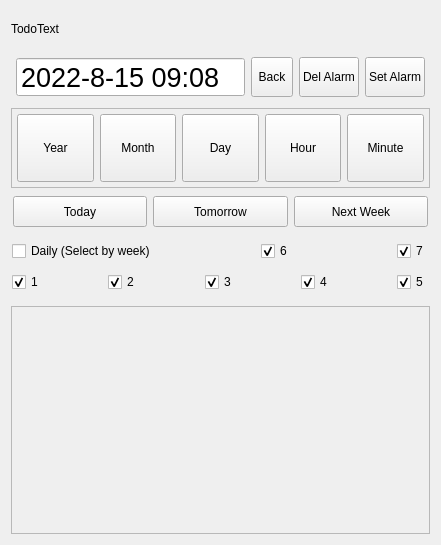
Qt form src/TodoAlarm.ui (ic005k/Knot-Legacy) before a commit.
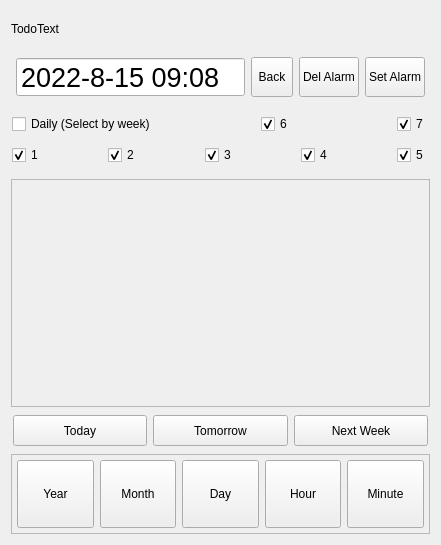
The same form after that commit.

The edit to the form file:
```diff
--- a/src/TodoAlarm.ui
+++ b/src/TodoAlarm.ui
@@ -164,176 +164,6 @@
      </layout>
     </widget>
    </item>
-   <item>
-    <widget class="QFrame" name="frameDT">
-     <property name="minimumSize">
-      <size>
-       <width>0</width>
-       <height>50</height>
-      </size>
-     </property>
-     <property name="maximumSize">
-      <size>
-       <width>16777215</width>
-       <height>80</height>
-      </size>
-     </property>
-     <property name="frameShape">
-      <enum>QFrame::StyledPanel</enum>
-     </property>
-     <property name="frameShadow">
-      <enum>QFrame::Raised</enum>
-     </property>
-     <layout class="QHBoxLayout" name="horizontalLayout_7">
-      <property name="leftMargin">
-       <number>5</number>
-      </property>
-      <property name="topMargin">
-       <number>5</number>
-      </property>
-      <property name="rightMargin">
-       <number>5</number>
-      </property>
-      <property name="bottomMargin">
-       <number>5</number>
-      </property>
-      <item>
-       <widget class="QToolButton" name="btnYear">
-        <property name="sizePolicy">
-         <sizepolicy hsizetype="Preferred" vsizetype="Preferred">
-          <horstretch>0</horstretch>
-          <verstretch>0</verstretch>
-         </sizepolicy>
-        </property>
-        <property name="text">
-         <string>Year</string>
-        </property>
-       </widget>
-      </item>
-      <item>
-       <widget class="QToolButton" name="btnMonth">
-        <property name="sizePolicy">
-         <sizepolicy hsizetype="Preferred" vsizetype="Preferred">
-          <horstretch>0</horstretch>
-          <verstretch>0</verstretch>
-         </sizepolicy>
-        </property>
-        <property name="text">
-         <string>Month</string>
-        </property>
-       </widget>
-      </item>
-      <item>
-       <widget class="QToolButton" name="btnDay">
-        <property name="sizePolicy">
-         <sizepolicy hsizetype="Preferred" vsizetype="Preferred">
-          <horstretch>0</horstretch>
-          <verstretch>0</verstretch>
-         </sizepolicy>
-        </property>
-        <property name="text">
-         <string>Day</string>
-        </property>
-       </widget>
-      </item>
-      <item>
-       <widget class="QToolButton" name="btnHour">
-        <property name="sizePolicy">
-         <sizepolicy hsizetype="Preferred" vsizetype="Preferred">
-          <horstretch>0</horstretch>
-          <verstretch>0</verstretch>
-         </sizepolicy>
-        </property>
-        <property name="text">
-         <string>Hour</string>
-        </property>
-       </widget>
-      </item>
-      <item>
-       <widget class="QToolButton" name="btnMinute">
-        <property name="sizePolicy">
-         <sizepolicy hsizetype="Preferred" vsizetype="Preferred">
-          <horstretch>0</horstretch>
-          <verstretch>0</verstretch>
-         </sizepolicy>
-        </property>
-        <property name="text">
-         <string>Minute</string>
-        </property>
-       </widget>
-      </item>
-     </layout>
-    </widget>
-   </item>
-   <item>
-    <widget class="QFrame" name="frameBtnFun">
-     <property name="maximumSize">
-      <size>
-       <width>16777215</width>
-       <height>35</height>
-      </size>
-     </property>
-     <property name="frameShape">
-      <enum>QFrame::NoFrame</enum>
-     </property>
-     <property name="frameShadow">
-      <enum>QFrame::Raised</enum>
-     </property>
-     <layout class="QHBoxLayout" name="horizontalLayout">
-      <property name="leftMargin">
-       <number>2</number>
-      </property>
-      <property name="topMargin">
-       <number>2</number>
-      </property>
-      <property name="rightMargin">
-       <number>2</number>
-      </property>
-      <property name="bottomMargin">
-       <number>2</number>
-      </property>
-      <item>
-       <widget class="QToolButton" name="btnToday">
-        <property name="sizePolicy">
-         <sizepolicy hsizetype="Preferred" vsizetype="Preferred">
-          <horstretch>0</horstretch>
-          <verstretch>0</verstretch>
-         </sizepolicy>
-        </property>
-        <property name="text">
-         <string>Today</string>
-        </property>
-       </widget>
-      </item>
-      <item>
-       <widget class="QToolButton" name="btnTomorrow">
-        <property name="sizePolicy">
-         <sizepolicy hsizetype="Preferred" vsizetype="Preferred">
-          <horstretch>0</horstretch>
-          <verstretch>0</verstretch>
-         </sizepolicy>
-        </property>
-        <property name="text">
-         <string>Tomorrow</string>
-        </property>
-       </widget>
-      </item>
-      <item>
-       <widget class="QToolButton" name="btnNextWeek">
-        <property name="sizePolicy">
-         <sizepolicy hsizetype="Preferred" vsizetype="Preferred">
-          <horstretch>0</horstretch>
-          <verstretch>0</verstretch>
-         </sizepolicy>
-        </property>
-        <property name="text">
-         <string>Next Week</string>
-        </property>
-       </widget>
-      </item>
-     </layout>
-    </widget>
-   </item>
    <item>
     <widget class="QFrame" name="frameDaily">
      <property name="maximumSize">
@@ -579,6 +409,176 @@
      </property>
     </widget>
    </item>
+   <item>
+    <widget class="QFrame" name="frameBtnFun">
+     <property name="maximumSize">
+      <size>
+       <width>16777215</width>
+       <height>35</height>
+      </size>
+     </property>
+     <property name="frameShape">
+      <enum>QFrame::NoFrame</enum>
+     </property>
+     <property name="frameShadow">
+      <enum>QFrame::Raised</enum>
+     </property>
+     <layout class="QHBoxLayout" name="horizontalLayout">
+      <property name="leftMargin">
+       <number>2</number>
+      </property>
+      <property name="topMargin">
+       <number>2</number>
+      </property>
+      <property name="rightMargin">
+       <number>2</number>
+      </property>
+      <property name="bottomMargin">
+       <number>2</number>
+      </property>
+      <item>
+       <widget class="QToolButton" name="btnToday">
+        <property name="sizePolicy">
+         <sizepolicy hsizetype="Preferred" vsizetype="Preferred">
+          <horstretch>0</horstretch>
+          <verstretch>0</verstretch>
+         </sizepolicy>
+        </property>
+        <property name="text">
+         <string>Today</string>
+        </property>
+       </widget>
+      </item>
+      <item>
+       <widget class="QToolButton" name="btnTomorrow">
+        <property name="sizePolicy">
+         <sizepolicy hsizetype="Preferred" vsizetype="Preferred">
+          <horstretch>0</horstretch>
+          <verstretch>0</verstretch>
+         </sizepolicy>
+        </property>
+        <property name="text">
+         <string>Tomorrow</string>
+        </property>
+       </widget>
+      </item>
+      <item>
+       <widget class="QToolButton" name="btnNextWeek">
+        <property name="sizePolicy">
+         <sizepolicy hsizetype="Preferred" vsizetype="Preferred">
+          <horstretch>0</horstretch>
+          <verstretch>0</verstretch>
+         </sizepolicy>
+        </property>
+        <property name="text">
+         <string>Next Week</string>
+        </property>
+       </widget>
+      </item>
+     </layout>
+    </widget>
+   </item>
+   <item>
+    <widget class="QFrame" name="frameDT">
+     <property name="minimumSize">
+      <size>
+       <width>0</width>
+       <height>50</height>
+      </size>
+     </property>
+     <property name="maximumSize">
+      <size>
+       <width>16777215</width>
+       <height>80</height>
+      </size>
+     </property>
+     <property name="frameShape">
+      <enum>QFrame::StyledPanel</enum>
+     </property>
+     <property name="frameShadow">
+      <enum>QFrame::Raised</enum>
+     </property>
+     <layout class="QHBoxLayout" name="horizontalLayout_7">
+      <property name="leftMargin">
+       <number>5</number>
+      </property>
+      <property name="topMargin">
+       <number>5</number>
+      </property>
+      <property name="rightMargin">
+       <number>5</number>
+      </property>
+      <property name="bottomMargin">
+       <number>5</number>
+      </property>
+      <item>
+       <widget class="QToolButton" name="btnYear">
+        <property name="sizePolicy">
+         <sizepolicy hsizetype="Preferred" vsizetype="Preferred">
+          <horstretch>0</horstretch>
+          <verstretch>0</verstretch>
+         </sizepolicy>
+        </property>
+        <property name="text">
+         <string>Year</string>
+        </property>
+       </widget>
+      </item>
+      <item>
+       <widget class="QToolButton" name="btnMonth">
+        <property name="sizePolicy">
+         <sizepolicy hsizetype="Preferred" vsizetype="Preferred">
+          <horstretch>0</horstretch>
+          <verstretch>0</verstretch>
+         </sizepolicy>
+        </property>
+        <property name="text">
+         <string>Month</string>
+        </property>
+       </widget>
+      </item>
+      <item>
+       <widget class="QToolButton" name="btnDay">
+        <property name="sizePolicy">
+         <sizepolicy hsizetype="Preferred" vsizetype="Preferred">
+          <horstretch>0</horstretch>
+          <verstretch>0</verstretch>
+         </sizepolicy>
+        </property>
+        <property name="text">
+         <string>Day</string>
+        </property>
+       </widget>
+      </item>
+      <item>
+       <widget class="QToolButton" name="btnHour">
+        <property name="sizePolicy">
+         <sizepolicy hsizetype="Preferred" vsizetype="Preferred">
+          <horstretch>0</horstretch>
+          <verstretch>0</verstretch>
+         </sizepolicy>
+        </property>
+        <property name="text">
+         <string>Hour</string>
+        </property>
+       </widget>
+      </item>
+      <item>
+       <widget class="QToolButton" name="btnMinute">
+        <property name="sizePolicy">
+         <sizepolicy hsizetype="Preferred" vsizetype="Preferred">
+          <horstretch>0</horstretch>
+          <verstretch>0</verstretch>
+         </sizepolicy>
+        </property>
+        <property name="text">
+         <string>Minute</string>
+        </property>
+       </widget>
+      </item>
+     </layout>
+    </widget>
+   </item>
   </layout>
  </widget>
  <resources/>
```
